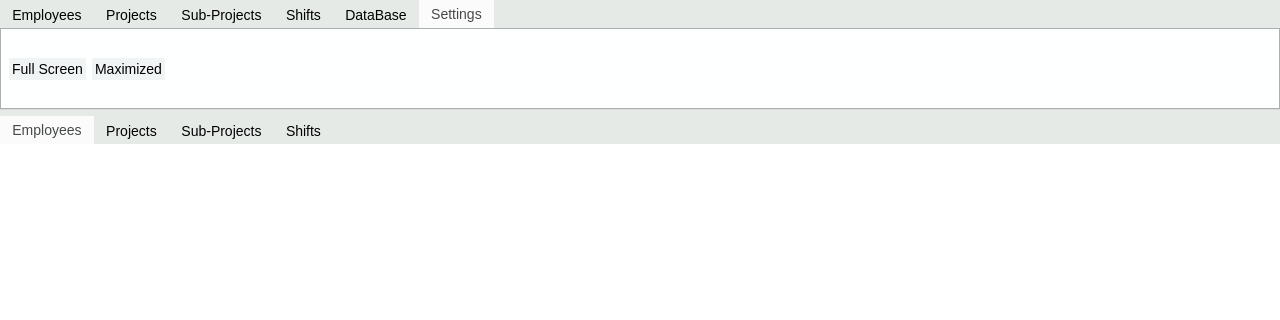
Old version of the form Source/Time-Track/mainform.ui in the repository joshuawootonn/time-track; both pictures show x 0 to 1280 and y 0 to 320 of the 1280 by 720 pixel window.
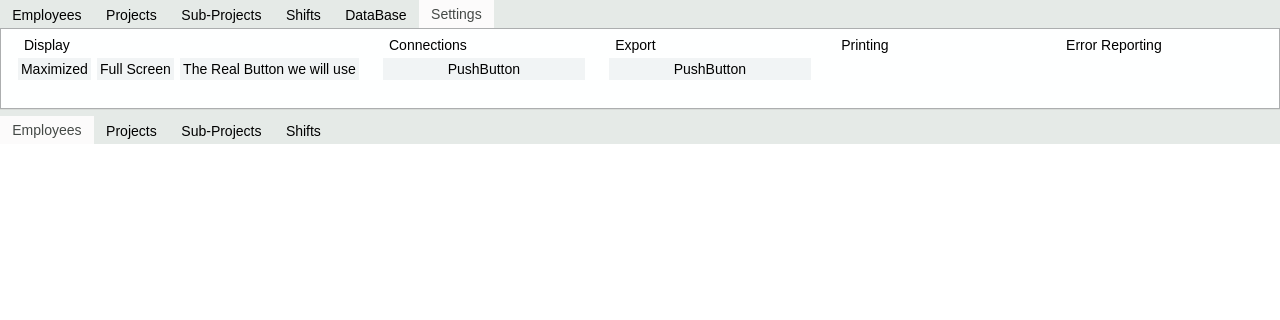
New version of the form. The open tabs and pages were chosen to show the change. Icons and pictures are not drawn.

Diff of the .ui file:
```diff
--- a/Source/Time-Track/mainform.ui
+++ b/Source/Time-Track/mainform.ui
@@ -1527,31 +1527,80 @@
           </attribute>
           <layout class="QHBoxLayout" name="horizontalLayout_12">
            <item>
-            <widget class="QPushButton" name="SettngsFullScreen">
-             <property name="text">
-              <string>Full Screen</string>
+            <widget class="QGroupBox" name="groupBox_16">
+             <property name="title">
+              <string>Display</string>
              </property>
+             <layout class="QGridLayout" name="gridLayout_18">
+              <item row="0" column="0">
+               <widget class="QPushButton" name="SettingsMaximized">
+                <property name="text">
+                 <string>Maximized</string>
+                </property>
+               </widget>
+              </item>
+              <item row="0" column="1">
+               <widget class="QPushButton" name="SettngsFullScreen">
+                <property name="text">
+                 <string>Full Screen</string>
+                </property>
+               </widget>
+              </item>
+              <item row="0" column="2">
+               <widget class="QPushButton" name="pushButton_2">
+                <property name="text">
+                 <string>The Real Button we will use</string>
+                </property>
+               </widget>
+              </item>
+             </layout>
             </widget>
            </item>
            <item>
-            <widget class="QPushButton" name="SettingsMaximized">
-             <property name="text">
-              <string>Maximized</string>
+            <widget class="QGroupBox" name="groupBox_17">
+             <property name="title">
+              <string>Connections</string>
              </property>
+             <layout class="QGridLayout" name="gridLayout_19">
+              <item row="0" column="0">
+               <widget class="QPushButton" name="SettingsConnections">
+                <property name="text">
+                 <string>PushButton</string>
+                </property>
+               </widget>
+              </item>
+             </layout>
             </widget>
            </item>
            <item>
-            <spacer name="horizontalSpacer_8">
-             <property name="orientation">
-              <enum>Qt::Horizontal</enum>
+            <widget class="QGroupBox" name="groupBox_18">
+             <property name="title">
+              <string>Export</string>
              </property>
-             <property name="sizeHint" stdset="0">
-              <size>
-               <width>40</width>
-               <height>20</height>
-              </size>
+             <layout class="QGridLayout" name="gridLayout_20">
+              <item row="0" column="0">
+               <widget class="QPushButton" name="pushButton_3">
+                <property name="text">
+                 <string>PushButton</string>
+                </property>
+               </widget>
+              </item>
+             </layout>
+            </widget>
+           </item>
+           <item>
+            <widget class="QGroupBox" name="groupBox_19">
+             <property name="title">
+              <string>Printing</string>
              </property>
-            </spacer>
+            </widget>
+           </item>
+           <item>
+            <widget class="QGroupBox" name="groupBox_20">
+             <property name="title">
+              <string>Error Reporting</string>
+             </property>
+            </widget>
            </item>
           </layout>
          </widget>
```
Left out of the diff: 4 changed lines with no effect on the pictures.
